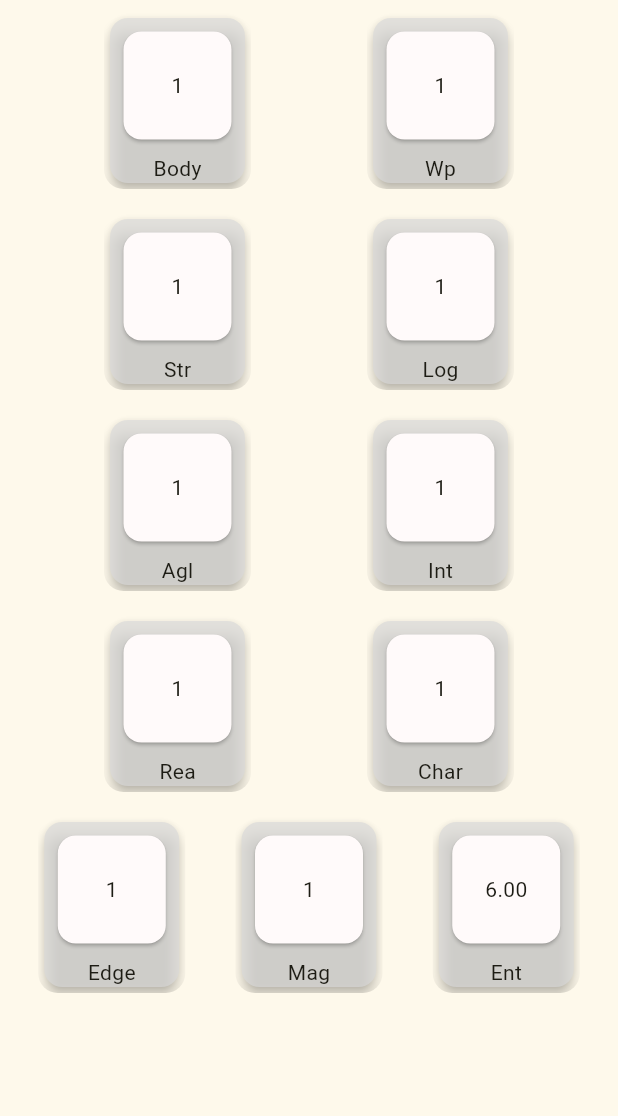
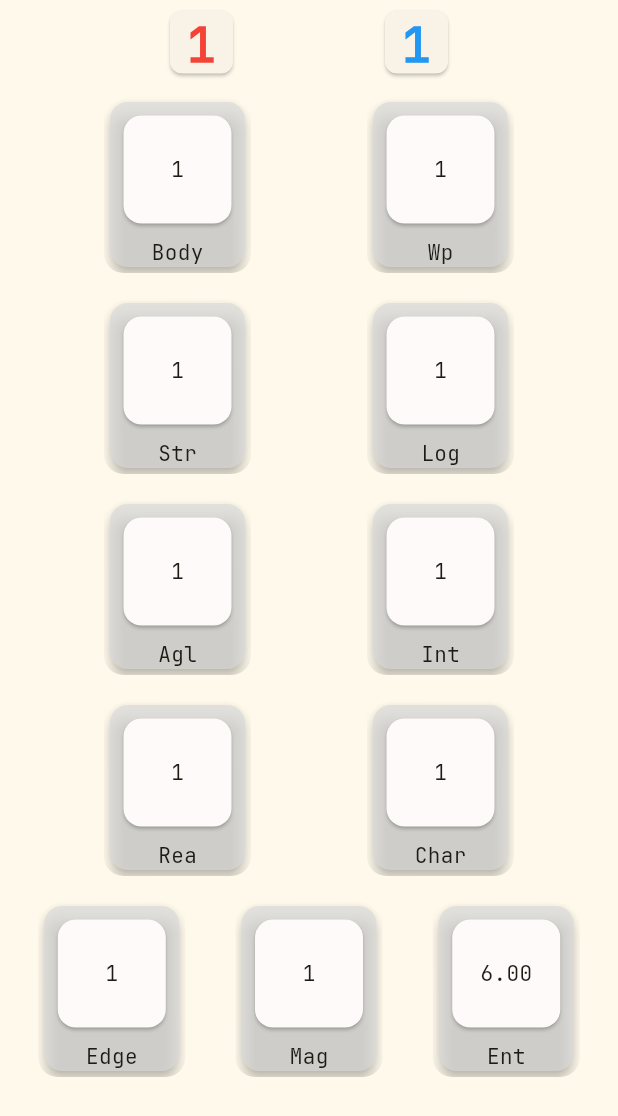
Before and after one commit to osekine/shadow-run-5e-character-sheet, a Flutter app: the screen it shows after launch, on a phone screen of 412 x 824 dp. Shown: the top 1116 px of the screen. Run offline on Flutter 3.47's test engine with Material 3 defaults, Android fonts, the phone set to English and light mode, and no system bars.

Commit message:
create HealthWidget, added to Appbar

```diff
--- a/lib/main.dart
+++ b/lib/main.dart
@@ -14,21 +14,7 @@
     return MaterialApp(
       title: 'Flutter Demo',
       theme: ThemeData(
-        // This is the theme of your application.
-        //
-        // TRY THIS: Try running your application with "flutter run". You'll see
-        // the application has a purple toolbar. Then, without quitting the app,
-        // try changing the seedColor in the colorScheme below to Colors.green
-        // and then invoke "hot reload" (save your changes or press the "hot
-        // reload" button in a Flutter-supported IDE, or press "r" if you used
-        // the command line to start the app).
-        //
-        // Notice that the counter didn't reset back to zero; the application
-        // state is not lost during the reload. To reset the state, use hot
-        // restart instead.
-        //
-        // This works for code too, not just values: Most code changes can be
-        // tested with just a hot reload.
+        fontFamily: 'JetBrains Mono',
         colorScheme: ColorScheme.fromSeed(seedColor: Color.fromARGB(255, 238, 224, 31)),
         useMaterial3: true,
       ),
--- a/lib/model/attributes_model.dart
+++ b/lib/model/attributes_model.dart
@@ -11,6 +11,4 @@ class Attributes
   int magic = 1;
   int edge = 1;
   double entity = 6.0;
-  int fleshWounds = 1;
-  int stunWounds = 1;
 }
--- a/lib/model/character_model.dart
+++ b/lib/model/character_model.dart
@@ -1,6 +1,8 @@
 import '../model/attributes_model.dart';
+import 'health_model.dart';
 
 class CharacterModel
 {
   Attributes attributes = Attributes();
+  HealthModel health = HealthModel();
 }
--- a/lib/model/health_model.dart
+++ b/lib/model/health_model.dart
@@ -0,0 +1,7 @@
+class HealthModel
+{
+  int fleshWounds = 1;
+  int stunWounds = 1;
+  int fleshDebuff = 0;
+  int stunDebuff = 0;
+}
--- a/lib/screen/attributes_screen.dart
+++ b/lib/screen/attributes_screen.dart
@@ -2,6 +2,7 @@ import 'package:flutter/material.dart';
 import 'package:shadowrun_5e_character_sheet/widget/attribute_widget.dart';
 
 import '../model/character_model.dart';
+import '../widget/health_widget.dart';
 
 class AttributesScreen extends StatelessWidget {
   final CharacterModel character = CharacterModel();
@@ -10,7 +11,7 @@ class AttributesScreen extends StatelessWidget {
   @override
   Widget build(BuildContext context) {
     return Scaffold(
-
+      appBar: AppBar (title: HealthWidget(model: character.health),),
       body: Column(
         crossAxisAlignment: CrossAxisAlignment.center,
         children: [
--- a/lib/widget/health_widget.dart
+++ b/lib/widget/health_widget.dart
@@ -0,0 +1,35 @@
+import 'package:flutter/material.dart';
+
+import '../model/health_model.dart';
+import '../utility/text_widgets.dart';
+
+class HealthWidget extends StatelessWidget {
+  final HealthModel model;
+  const HealthWidget({super.key, required this.model});
+
+  @override
+  Widget build(BuildContext context) {
+    return Row(
+      crossAxisAlignment: CrossAxisAlignment.center,
+      mainAxisAlignment: MainAxisAlignment.spaceEvenly,
+      children: [
+        SizedBox(
+          width: 50,
+          height: 50,
+          child: Card(
+            shape: RoundedRectangleBorder(borderRadius: BorderRadius.circular(8)),
+            child: Center(child: BigText(text: '${model.fleshWounds}', color: Colors.red)),
+          ),
+        ),
+        SizedBox(
+          width: 50,
+          height: 50,
+          child: Card(
+            shape: RoundedRectangleBorder(borderRadius: BorderRadius.circular(8)),
+            child: Center(child: BigText(text: '${model.stunWounds}', color: Colors.blue)),
+          ),
+        ),
+      ]
+    );
+  }
+}
--- a/pubspec.yaml
+++ b/pubspec.yaml
@@ -61,10 +61,10 @@ flutter:
   fonts:
     - family: JetBrains Mono
       fonts:
-        - asset: assets/fonts/JetBrainsMono-Regular.ttf
-        - asset: assets/fonts/JetBrainsMono-Bold.ttf
+        - asset: assets/fonts/ttf/JetBrainsMono-Regular.ttf
+        - asset: assets/fonts/ttf/JetBrainsMono-Bold.ttf
           weight: 700
-        - asset: assets/fonts/JetBrainsMono-Italic.ttf
+        - asset: assets/fonts/ttf/JetBrainsMono-Italic.ttf
           style: italic
 
   # To add assets to your application, add an assets section, like this:
```
Also changed, not shown: lib/utility/text_widgets.dart (+42 -2 lines).
